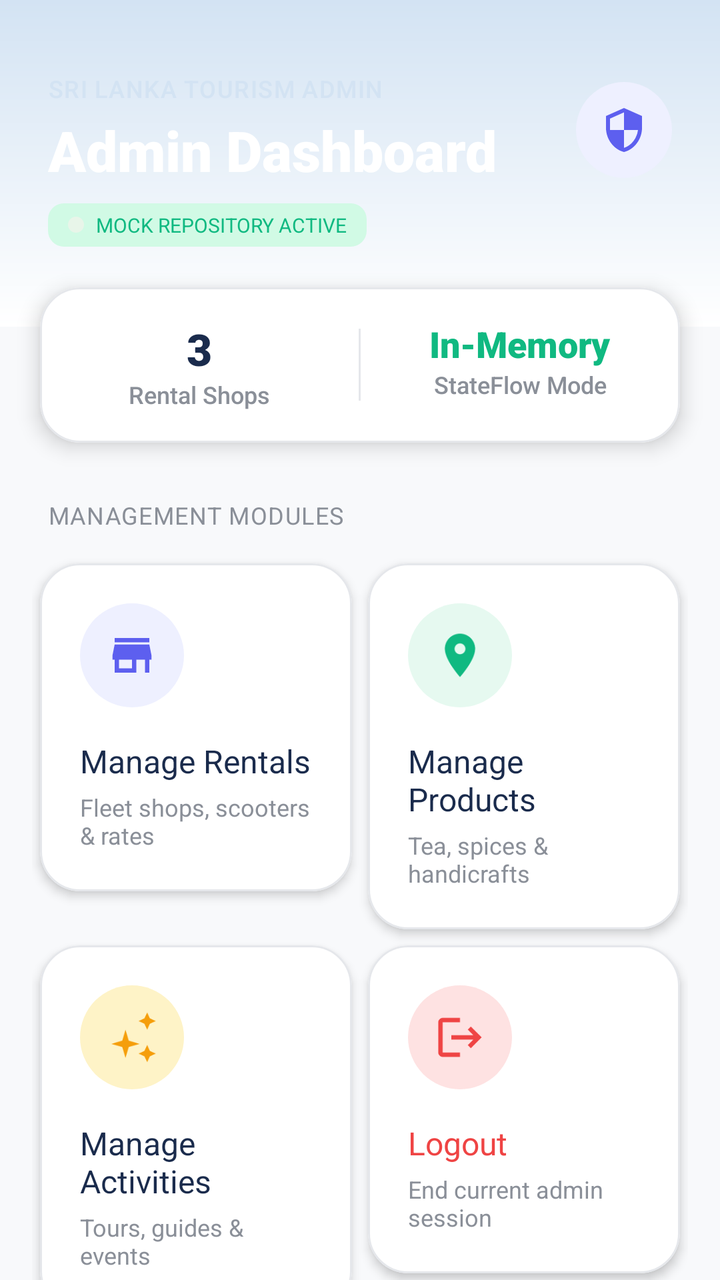
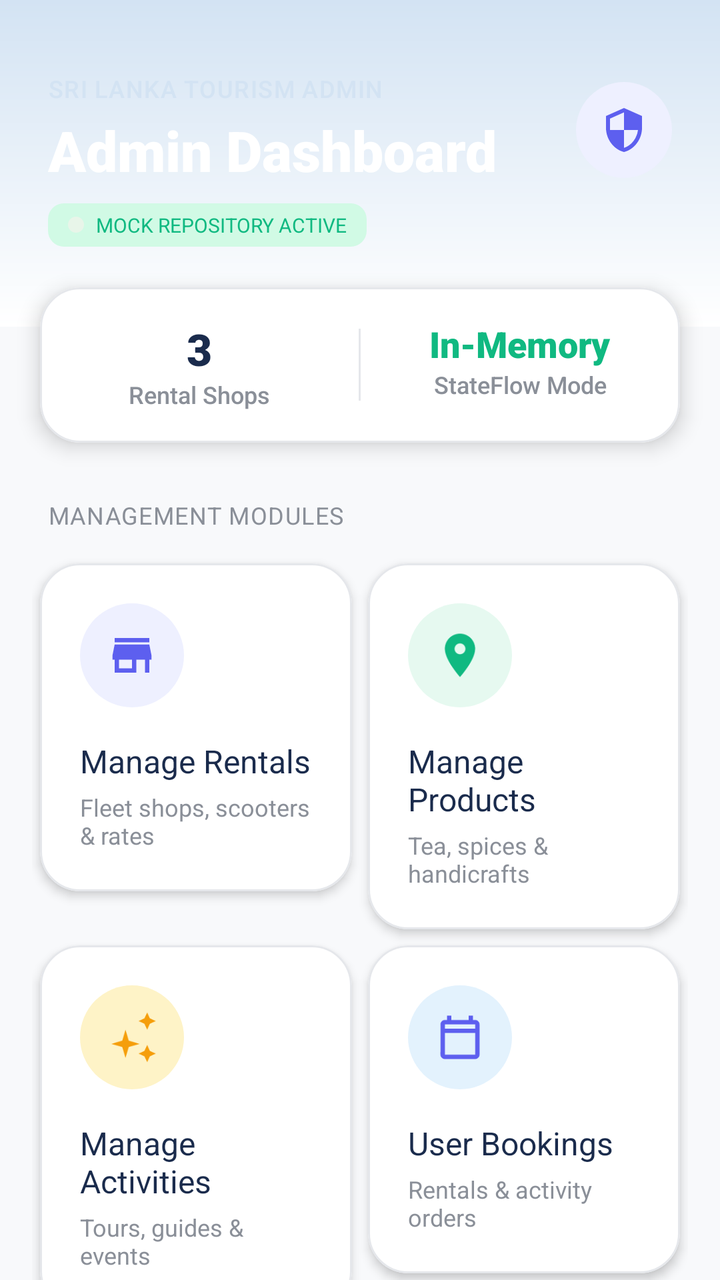

An Android layout rendered at two revisions. The XML below is the earlier revision; the diff shows what the commit changed to produce the second picture.
<!-- AndroidManifest.xml: application theme Theme.LankaGo -->
<!-- res/layout/fragment_admin_dashboard.xml -->
<?xml version="1.0" encoding="utf-8"?>
<androidx.coordinatorlayout.widget.CoordinatorLayout
    xmlns:android="http://schemas.android.com/apk/res/android"
    xmlns:app="http://schemas.android.com/apk/res-auto"
    xmlns:tools="http://schemas.android.com/tools"
    android:id="@+id/admin_dashboard_root"
    android:layout_width="match_parent"
    android:layout_height="match_parent"
    android:background="#F8F9FB"
    tools:context=".fragments.admin.AdminDashboardFragment">

    <androidx.core.widget.NestedScrollView
        android:layout_width="match_parent"
        android:layout_height="match_parent"
        android:clipToPadding="false"
        android:paddingBottom="40dp">

        <LinearLayout
            android:layout_width="match_parent"
            android:layout_height="wrap_content"
            android:orientation="vertical">

            
            <androidx.constraintlayout.widget.ConstraintLayout
                android:layout_width="match_parent"
                android:layout_height="wrap_content"
                android:background="@drawable/top_gradient_bg"
                android:paddingHorizontal="24dp"
                android:paddingTop="36dp"
                android:paddingBottom="40dp">

                <TextView
                    android:id="@+id/tv_admin_welcome_tag"
                    android:layout_width="wrap_content"
                    android:layout_height="wrap_content"
                    android:fontFamily="sans-serif-medium"
                    android:letterSpacing="0.04"
                    android:text="SRI LANKA TOURISM ADMIN"
                    android:textColor="#D3E3F3"
                    android:textSize="12sp"
                    app:layout_constraintStart_toStartOf="parent"
                    app:layout_constraintTop_toTopOf="parent" />

                <TextView
                    android:id="@+id/tv_admin_welcome_title"
                    android:layout_width="0dp"
                    android:layout_height="wrap_content"
                    android:layout_marginTop="4dp"
                    android:fontFamily="sans-serif-black"
                    android:text="Admin Dashboard"
                    android:textColor="#FFFFFF"
                    android:textSize="28sp"
                    app:layout_constraintEnd_toStartOf="@id/iv_admin_avatar"
                    app:layout_constraintStart_toStartOf="parent"
                    app:layout_constraintTop_toBottomOf="@id/tv_admin_welcome_tag" />

                
                <LinearLayout
                    android:id="@+id/layout_status_badge"
                    android:layout_width="wrap_content"
                    android:layout_height="wrap_content"
                    android:layout_marginTop="8dp"
                    android:background="@drawable/bg_badge_approved"
                    android:gravity="center_vertical"
                    android:orientation="horizontal"
                    android:paddingHorizontal="10dp"
                    android:paddingVertical="4dp"
                    app:layout_constraintStart_toStartOf="parent"
                    app:layout_constraintTop_toBottomOf="@id/tv_admin_welcome_title">

                    <View
                        android:layout_width="8dp"
                        android:layout_height="8dp"
                        android:background="@drawable/bg_circle_green" />

                    <TextView
                        android:layout_width="wrap_content"
                        android:layout_height="wrap_content"
                        android:layout_marginStart="6dp"
                        android:fontFamily="sans-serif-bold"
                        android:text="MOCK REPOSITORY ACTIVE"
                        android:textColor="#10B981"
                        android:textSize="10sp" />
                </LinearLayout>

                <ImageView
                    android:id="@+id/iv_admin_avatar"
                    android:layout_width="48dp"
                    android:layout_height="48dp"
                    android:background="@drawable/bg_circle_indigo_soft"
                    android:contentDescription="Admin Avatar"
                    android:padding="12dp"
                    android:src="@drawable/ic_shield"
                    app:layout_constraintBottom_toBottomOf="@id/tv_admin_welcome_title"
                    app:layout_constraintEnd_toEndOf="parent"
                    app:layout_constraintTop_toTopOf="@id/tv_admin_welcome_tag"
                    app:tint="#5D5FEF" />

            </androidx.constraintlayout.widget.ConstraintLayout>

            
            <com.google.android.material.card.MaterialCardView
                android:layout_width="match_parent"
                android:layout_height="wrap_content"
                android:layout_marginHorizontal="20dp"
                android:layout_marginTop="-20dp"
                app:cardBackgroundColor="#FFFFFF"
                app:cardCornerRadius="20dp"
                app:cardElevation="6dp"
                app:strokeColor="#E5E7EB"
                app:strokeWidth="1dp">

                <LinearLayout
                    android:layout_width="match_parent"
                    android:layout_height="wrap_content"
                    android:baselineAligned="false"
                    android:orientation="horizontal"
                    android:paddingVertical="16dp">

                    <LinearLayout
                        android:layout_width="0dp"
                        android:layout_height="wrap_content"
                        android:layout_weight="1"
                        android:gravity="center"
                        android:orientation="vertical">

                        <TextView
                            android:id="@+id/tv_metric_rentals_count"
                            android:layout_width="wrap_content"
                            android:layout_height="wrap_content"
                            android:fontFamily="sans-serif-black"
                            android:text="3"
                            android:textColor="#1A2B4C"
                            android:textSize="22sp" />

                        <TextView
                            android:layout_width="wrap_content"
                            android:layout_height="wrap_content"
                            android:fontFamily="sans-serif-medium"
                            android:text="Rental Shops"
                            android:textColor="#8A8F98"
                            android:textSize="12sp" />
                    </LinearLayout>

                    <View
                        android:layout_width="1dp"
                        android:layout_height="36dp"
                        android:layout_gravity="center_vertical"
                        android:background="#E5E7EB" />

                    <LinearLayout
                        android:layout_width="0dp"
                        android:layout_height="wrap_content"
                        android:layout_weight="1"
                        android:gravity="center"
                        android:orientation="vertical">

                        <TextView
                            android:layout_width="wrap_content"
                            android:layout_height="wrap_content"
                            android:fontFamily="sans-serif-black"
                            android:text="In-Memory"
                            android:textColor="#10B981"
                            android:textSize="18sp" />

                        <TextView
                            android:layout_width="wrap_content"
                            android:layout_height="wrap_content"
                            android:fontFamily="sans-serif-medium"
                            android:text="StateFlow Mode"
                            android:textColor="#8A8F98"
                            android:textSize="12sp" />
                    </LinearLayout>
                </LinearLayout>
            </com.google.android.material.card.MaterialCardView>

            
            <TextView
                android:layout_width="wrap_content"
                android:layout_height="wrap_content"
                android:layout_marginStart="24dp"
                android:layout_marginTop="28dp"
                android:fontFamily="sans-serif-bold"
                android:letterSpacing="0.04"
                android:text="MANAGEMENT MODULES"
                android:textColor="#8A8F98"
                android:textSize="12sp" />

            
            <GridLayout
                android:id="@+id/grid_admin_options"
                android:layout_width="match_parent"
                android:layout_height="wrap_content"
                android:layout_marginHorizontal="16dp"
                android:layout_marginTop="12dp"
                android:columnCount="2"
                android:rowCount="2"
                android:useDefaultMargins="true">

                
                <com.google.android.material.card.MaterialCardView
                    android:id="@+id/card_manage_rentals"
                    android:layout_width="0dp"
                    android:layout_height="wrap_content"
                    android:layout_columnWeight="1"
                    android:clickable="true"
                    android:focusable="true"
                    app:cardBackgroundColor="#FFFFFF"
                    app:cardCornerRadius="20dp"
                    app:cardElevation="3dp"
                    app:rippleColor="#265D5FEF"
                    app:strokeColor="#E5E7EB"
                    app:strokeWidth="1dp">

                    <LinearLayout
                        android:layout_width="match_parent"
                        android:layout_height="wrap_content"
                        android:orientation="vertical"
                        android:padding="20dp">

                        <FrameLayout
                            android:layout_width="52dp"
                            android:layout_height="52dp"
                            android:background="@drawable/bg_circle_indigo_soft">

                            <ImageView
                                android:layout_width="26dp"
                                android:layout_height="26dp"
                                android:layout_gravity="center"
                                android:contentDescription="Rentals"
                                android:src="@drawable/ic_store"
                                app:tint="#5D5FEF" />
                        </FrameLayout>

                        <TextView
                            android:layout_width="wrap_content"
                            android:layout_height="wrap_content"
                            android:layout_marginTop="16dp"
                            android:fontFamily="sans-serif-bold"
                            android:text="Manage Rentals"
                            android:textColor="#1A2B4C"
                            android:textSize="16sp" />

                        <TextView
                            android:layout_width="wrap_content"
                            android:layout_height="wrap_content"
                            android:layout_marginTop="4dp"
                            android:fontFamily="sans-serif"
                            android:text="Fleet shops, scooters &amp; rates"
                            android:textColor="#8A8F98"
                            android:textSize="12sp" />
                    </LinearLayout>
                </com.google.android.material.card.MaterialCardView>

                
                <com.google.android.material.card.MaterialCardView
                    android:id="@+id/card_manage_products"
                    android:layout_width="0dp"
                    android:layout_height="wrap_content"
                    android:layout_columnWeight="1"
                    android:clickable="true"
                    android:focusable="true"
                    app:cardBackgroundColor="#FFFFFF"
                    app:cardCornerRadius="20dp"
                    app:cardElevation="3dp"
                    app:rippleColor="#2610B981"
                    app:strokeColor="#E5E7EB"
                    app:strokeWidth="1dp">

                    <LinearLayout
                        android:layout_width="match_parent"
                        android:layout_height="wrap_content"
                        android:orientation="vertical"
                        android:padding="20dp">

                        <FrameLayout
                            android:layout_width="52dp"
                            android:layout_height="52dp"
                            android:background="@drawable/bg_circle_emerald_soft">

                            <ImageView
                                android:layout_width="26dp"
                                android:layout_height="26dp"
                                android:layout_gravity="center"
                                android:contentDescription="Products"
                                android:src="@drawable/ic_admin_places"
                                app:tint="#10B981" />
                        </FrameLayout>

                        <TextView
                            android:layout_width="wrap_content"
                            android:layout_height="wrap_content"
                            android:layout_marginTop="16dp"
                            android:fontFamily="sans-serif-bold"
                            android:text="Manage Products"
                            android:textColor="#1A2B4C"
                            android:textSize="16sp" />

                        <TextView
                            android:layout_width="wrap_content"
                            android:layout_height="wrap_content"
                            android:layout_marginTop="4dp"
                            android:fontFamily="sans-serif"
                            android:text="Tea, spices &amp; handicrafts"
                            android:textColor="#8A8F98"
                            android:textSize="12sp" />
                    </LinearLayout>
                </com.google.android.material.card.MaterialCardView>

                
                <com.google.android.material.card.MaterialCardView
                    android:id="@+id/card_manage_activities"
                    android:layout_width="0dp"
                    android:layout_height="wrap_content"
                    android:layout_columnWeight="1"
                    android:clickable="true"
                    android:focusable="true"
                    app:cardBackgroundColor="#FFFFFF"
                    app:cardCornerRadius="20dp"
                    app:cardElevation="3dp"
                    app:rippleColor="#26F59E0B"
                    app:strokeColor="#E5E7EB"
                    app:strokeWidth="1dp">

                    <LinearLayout
                        android:layout_width="match_parent"
                        android:layout_height="wrap_content"
                        android:orientation="vertical"
                        android:padding="20dp">

                        <FrameLayout
                            android:layout_width="52dp"
                            android:layout_height="52dp"
                            android:background="@drawable/bg_circle_amber_soft">

                            <ImageView
                                android:layout_width="26dp"
                                android:layout_height="26dp"
                                android:layout_gravity="center"
                                android:contentDescription="Activities"
                                android:src="@drawable/ic_sparkle"
                                app:tint="#F59E0B" />
                        </FrameLayout>

                        <TextView
                            android:layout_width="wrap_content"
                            android:layout_height="wrap_content"
                            android:layout_marginTop="16dp"
                            android:fontFamily="sans-serif-bold"
                            android:text="Manage Activities"
                            android:textColor="#1A2B4C"
                            android:textSize="16sp" />

                        <TextView
                            android:layout_width="wrap_content"
                            android:layout_height="wrap_content"
                            android:layout_marginTop="4dp"
                            android:fontFamily="sans-serif"
                            android:text="Tours, guides &amp; events"
                            android:textColor="#8A8F98"
                            android:textSize="12sp" />
                    </LinearLayout>
                </com.google.android.material.card.MaterialCardView>

                
                <com.google.android.material.card.MaterialCardView
                    android:id="@+id/card_admin_logout"
                    android:layout_width="0dp"
                    android:layout_height="wrap_content"
                    android:layout_columnWeight="1"
                    android:clickable="true"
                    android:focusable="true"
                    app:cardBackgroundColor="#FFFFFF"
                    app:cardCornerRadius="20dp"
                    app:cardElevation="3dp"
                    app:rippleColor="#26EF4444"
                    app:strokeColor="#E5E7EB"
                    app:strokeWidth="1dp">

                    <LinearLayout
                        android:layout_width="match_parent"
                        android:layout_height="wrap_content"
                        android:orientation="vertical"
                        android:padding="20dp">

                        <FrameLayout
                            android:layout_width="52dp"
                            android:layout_height="52dp"
                            android:background="@drawable/bg_circle_rose_soft">

                            <ImageView
                                android:layout_width="26dp"
                                android:layout_height="26dp"
                                android:layout_gravity="center"
                                android:contentDescription="Logout"
                                android:src="@drawable/ic_logout"
                                app:tint="#EF4444" />
                        </FrameLayout>

                        <TextView
                            android:layout_width="wrap_content"
                            android:layout_height="wrap_content"
                            android:layout_marginTop="16dp"
                            android:fontFamily="sans-serif-bold"
                            android:text="Logout"
                            android:textColor="#EF4444"
                            android:textSize="16sp" />

                        <TextView
                            android:layout_width="wrap_content"
                            android:layout_height="wrap_content"
                            android:layout_marginTop="4dp"
                            android:fontFamily="sans-serif"
                            android:text="End current admin session"
                            android:textColor="#8A8F98"
                            android:textSize="12sp" />
                    </LinearLayout>
                </com.google.android.material.card.MaterialCardView>

            </GridLayout>

        </LinearLayout>
    </androidx.core.widget.NestedScrollView>

</androidx.coordinatorlayout.widget.CoordinatorLayout>
<!-- resources referenced by this layout -->
<resources>
  <!-- drawable bg_badge_approved (drawable) -->
  <?xml version="1.0" encoding="utf-8"?>
  <shape xmlns:android="http://schemas.android.com/apk/res/android"
      android:shape="rectangle">
      <solid android:color="#D1FAE5" />
      <corners android:radius="8dp" />
  </shape>
  <!-- drawable bg_circle_amber_soft (drawable) -->
  <?xml version="1.0" encoding="utf-8"?>
  <shape xmlns:android="http://schemas.android.com/apk/res/android"
      android:shape="oval">
      <solid android:color="#FEF3C7" />
  </shape>
  <!-- drawable bg_circle_emerald_soft (drawable) -->
  <?xml version="1.0" encoding="utf-8"?>
  <shape xmlns:android="http://schemas.android.com/apk/res/android"
      android:shape="oval">
      <solid android:color="#E6F9F0" />
  </shape>
  <!-- drawable bg_circle_green (drawable) -->
  <?xml version="1.0" encoding="utf-8"?>
  <shape xmlns:android="http://schemas.android.com/apk/res/android"
      android:shape="oval">
      <solid android:color="#E8F5E9"/>
  </shape>
  <!-- drawable bg_circle_indigo_soft (drawable) -->
  <?xml version="1.0" encoding="utf-8"?>
  <shape xmlns:android="http://schemas.android.com/apk/res/android"
      android:shape="oval">
      <solid android:color="#EEF0FF" />
  </shape>
  <!-- drawable bg_circle_rose_soft (drawable) -->
  <?xml version="1.0" encoding="utf-8"?>
  <shape xmlns:android="http://schemas.android.com/apk/res/android"
      android:shape="oval">
      <solid android:color="#FEE2E2" />
  </shape>
  <!-- drawable ic_logout (drawable) -->
  <vector xmlns:android="http://schemas.android.com/apk/res/android"
      android:width="24dp"
      android:height="24dp"
      android:viewportWidth="24"
      android:viewportHeight="24">
      <path
          android:fillColor="#1A2B4C"
          android:pathData="M17,7l-1.41,1.41L18.17,11H8v2h10.17l-2.58,2.58L17,17l5,-5zM4,5h8V3H4c-1.1,0 -2,0.9 -2,2v14c0,1.1 0.9,2 2,2h8v-2H4V5z"/>
  </vector>
  <!-- drawable ic_shield (drawable) -->
  <vector xmlns:android="http://schemas.android.com/apk/res/android"
      android:width="24dp"
      android:height="24dp"
      android:viewportWidth="24"
      android:viewportHeight="24">
      <path
          android:fillColor="#1A2B4C"
          android:pathData="M12,1L3,5v6c0,5.55 3.84,10.74 9,12 5.16,-1.26 9,-6.45 9,-12V5l-9,-4zm0,10.99h7c-0.53,4.12 -3.28,7.79 -7,8.94V12H5V6.3l7,-3.11v8.8z"/>
  </vector>
  <!-- drawable ic_store (drawable) -->
  <vector xmlns:android="http://schemas.android.com/apk/res/android"
      android:width="24dp"
      android:height="24dp"
      android:viewportWidth="24"
      android:viewportHeight="24">
    <path
        android:fillColor="#8B5CF6"
        android:pathData="M20,4H4v2h16V4zm1,10v-2l-1,-5H4l-1,5v2h1v6h10v-6h4v6h2v-6h1zm-9,4H6v-4h6v4z"/>
  </vector>
  <!-- drawable top_gradient_bg (drawable) -->
  <?xml version="1.0" encoding="utf-8"?>
  <shape xmlns:android="http://schemas.android.com/apk/res/android"
      android:shape="rectangle">
      
      <gradient
          android:angle="270"
          android:startColor="#D3E3F3"
          android:endColor="#FFFFFF"
          android:type="linear" />
  </shape>
  <style name="Theme.LankaGo" parent="Base.Theme.LankaGo" />
  <style name="Base.Theme.LankaGo" parent="Theme.Material3.DayNight.NoActionBar">
          
          
      </style>
  <!-- unchanged entries left out for length: 2 -->
</resources>

<!-- the commit's change to res/layout/fragment_admin_dashboard.xml (unified diff, before → after) -->
@@ -364,9 +364,65 @@
 
                 
                 <com.google.android.material.card.MaterialCardView
+                    android:id="@+id/card_view_bookings"
+                    android:layout_width="0dp"
+                    android:layout_height="wrap_content"
+                    android:layout_columnWeight="1"
+                    android:clickable="true"
+                    android:focusable="true"
+                    app:cardBackgroundColor="#FFFFFF"
+                    app:cardCornerRadius="20dp"
+                    app:cardElevation="3dp"
+                    app:rippleColor="#265D5FEF"
+                    app:strokeColor="#E5E7EB"
+                    app:strokeWidth="1dp">
+
+                    <LinearLayout
+                        android:layout_width="match_parent"
+                        android:layout_height="wrap_content"
+                        android:orientation="vertical"
+                        android:padding="20dp">
+
+                        <FrameLayout
+                            android:layout_width="52dp"
+                            android:layout_height="52dp"
+                            android:background="@drawable/bg_circle_blue">
+
+                            <ImageView
+                                android:layout_width="26dp"
+                                android:layout_height="26dp"
+                                android:layout_gravity="center"
+                                android:contentDescription="User Bookings"
+                                android:src="@drawable/ic_calendar"
+                                app:tint="#5D5FEF" />
+                        </FrameLayout>
+
+                        <TextView
+                            android:layout_width="wrap_content"
+                            android:layout_height="wrap_content"
+                            android:layout_marginTop="16dp"
+                            android:fontFamily="sans-serif-bold"
+                            android:text="User Bookings"
+                            android:textColor="#1A2B4C"
+                            android:textSize="16sp" />
+
+                        <TextView
+                            android:layout_width="wrap_content"
+                            android:layout_height="wrap_content"
+                            android:layout_marginTop="4dp"
+                            android:fontFamily="sans-serif"
+                            android:text="Rentals &amp; activity orders"
+                            android:textColor="#8A8F98"
+                            android:textSize="12sp" />
+                    </LinearLayout>
+                </com.google.android.material.card.MaterialCardView>
+
+                
+                <com.google.android.material.card.MaterialCardView
                     android:id="@+id/card_admin_logout"
                     android:layout_width="0dp"
                     android:layout_height="wrap_content"
+                    android:layout_columnSpan="2"
                     android:layout_columnWeight="1"
                     android:clickable="true"
                     android:focusable="true"
@@ -380,40 +436,48 @@
                     <LinearLayout
                         android:layout_width="match_parent"
                         android:layout_height="wrap_content"
-                        android:orientation="vertical"
+                        android:gravity="center_vertical"
+                        android:orientation="horizontal"
                         android:padding="20dp">
 
                         <FrameLayout
-                            android:layout_width="52dp"
-                            android:layout_height="52dp"
+                            android:layout_width="48dp"
+                            android:layout_height="48dp"
                             android:background="@drawable/bg_circle_rose_soft">
 
                             <ImageView
-                                android:layout_width="26dp"
-                                android:layout_height="26dp"
+                                android:layout_width="24dp"
+                                android:layout_height="24dp"
                                 android:layout_gravity="center"
                                 android:contentDescription="Logout"
                                 android:src="@drawable/ic_logout"
                                 app:tint="#EF4444" />
                         </FrameLayout>
 
-                        <TextView
-                            android:layout_width="wrap_content"
-                            android:layout_height="wrap_content"
-                            android:layout_marginTop="16dp"
-                            android:fontFamily="sans-serif-bold"
-                            android:text="Logout"
-                            android:textColor="#EF4444"
-                            android:textSize="16sp" />
-
-                        <TextView
-                            android:layout_width="wrap_content"
-                            android:layout_height="wrap_content"
-                            android:layout_marginTop="4dp"
-                            android:fontFamily="sans-serif"
-                            android:text="End current admin session"
-                            android:textColor="#8A8F98"
-                            android:textSize="12sp" />
+                        <LinearLayout
+                            android:layout_width="0dp"
+                            android:layout_height="wrap_content"
+                            android:layout_marginStart="16dp"
+                            android:layout_weight="1"
+                            android:orientation="vertical">
+
+                            <TextView
+                                android:layout_width="wrap_content"
+                                android:layout_height="wrap_content"
+                                android:fontFamily="sans-serif-bold"
+                                android:text="Logout Admin Session"
+                                android:textColor="#EF4444"
+                                android:textSize="16sp" />
+
+                            <TextView
+                                android:layout_width="wrap_content"
+                                android:layout_height="wrap_content"
+                                android:layout_marginTop="2dp"
+                                android:fontFamily="sans-serif"
+                                android:text="Safely end administrator access"
+                                android:textColor="#8A8F98"
+                                android:textSize="12sp" />
+                        </LinearLayout>
                     </LinearLayout>
                 </com.google.android.material.card.MaterialCardView>
 
<!-- resource entries referenced after the edit -->
@@ -12,6 +12,12 @@
   <shape xmlns:android="http://schemas.android.com/apk/res/android"
       android:shape="oval">
       <solid android:color="#FEF3C7" />
+  </shape>
+  <!-- drawable bg_circle_blue (drawable) -->
+  <?xml version="1.0" encoding="utf-8"?>
+  <shape xmlns:android="http://schemas.android.com/apk/res/android"
+      android:shape="oval">
+      <solid android:color="#E3F2FD"/>
   </shape>
   <!-- drawable bg_circle_emerald_soft (drawable) -->
   <?xml version="1.0" encoding="utf-8"?>
@@ -37,6 +43,16 @@
       android:shape="oval">
       <solid android:color="#FEE2E2" />
   </shape>
+  <!-- drawable ic_calendar (drawable) -->
+  <vector xmlns:android="http://schemas.android.com/apk/res/android"
+      android:width="24dp"
+      android:height="24dp"
+      android:viewportWidth="24"
+      android:viewportHeight="24">
+      <path
+          android:fillColor="#1A2B4C"
+          android:pathData="M19,4h-1V2h-2v2H8V2H6v2H5c-1.11,0 -1.99,0.9 -1.99,2L3,20c0,1.1 0.89,2 2,2h14c1.1,0 2,-0.9 2,-2V6c0,-1.1 -0.9,-2 -2,-2zm0,16H5V10h14v10zm0,-12H5V6h14v2z" />
+  </vector>
   <!-- drawable ic_logout (drawable) -->
   <vector xmlns:android="http://schemas.android.com/apk/res/android"
       android:width="24dp"
